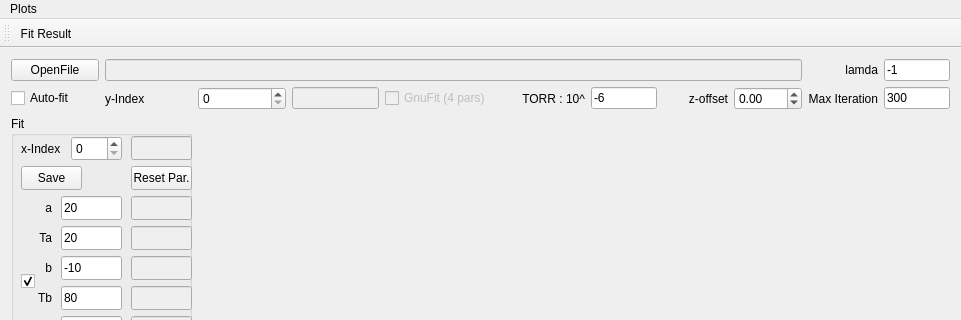
Old version of the form Analysis_UI/mainwindow.ui in the repository goluckyryan/nonLinearFit; both pictures show x 0 to 961 and y 0 to 320 of the 961 by 600 pixel window.
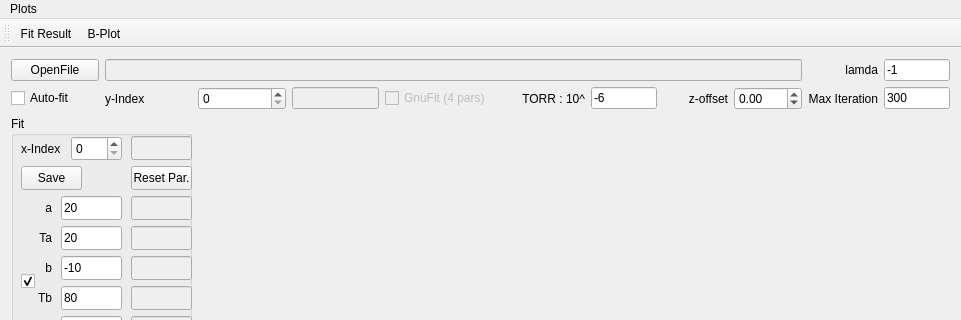
New version of the form. Custom widgets are drawn as their Qt base class.

Commit message: added B-plot

Diff of the .ui file:
```diff
--- a/Analysis_UI/mainwindow.ui
+++ b/Analysis_UI/mainwindow.ui
@@ -626,6 +626,7 @@
     <bool>false</bool>
    </attribute>
    <addaction name="actionFit_Result"/>
+   <addaction name="actionB_Plot"/>
   </widget>
   <widget class="QStatusBar" name="statusBar"/>
   <action name="actionFit_Result">
@@ -633,6 +634,11 @@
     <string>Fit Result</string>
    </property>
   </action>
+  <action name="actionB_Plot">
+   <property name="text">
+    <string>B-Plot</string>
+   </property>
+  </action>
  </widget>
  <layoutdefault spacing="6" margin="11"/>
  <customwidgets>
```
The commit also changes 6 other files.
